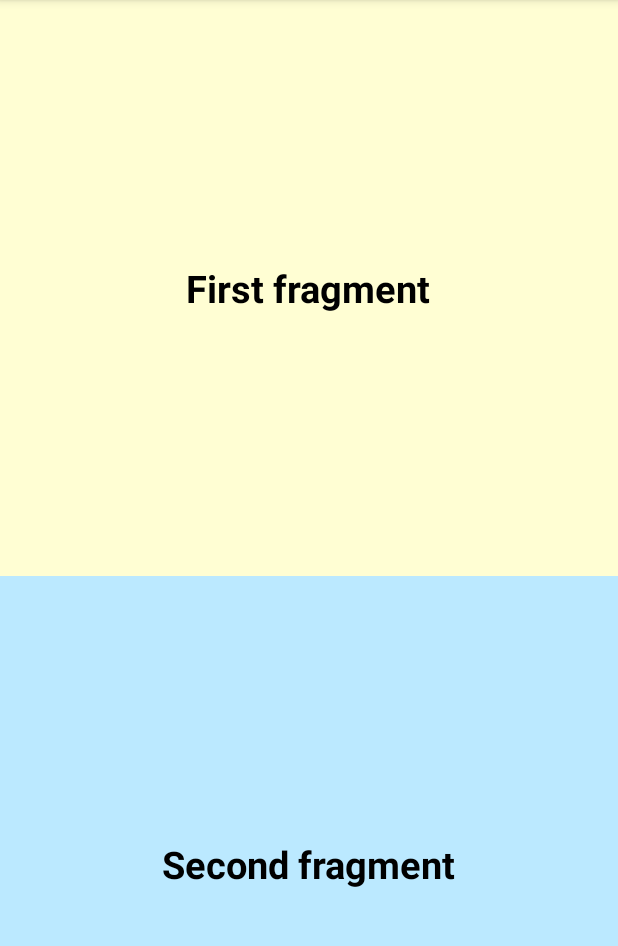
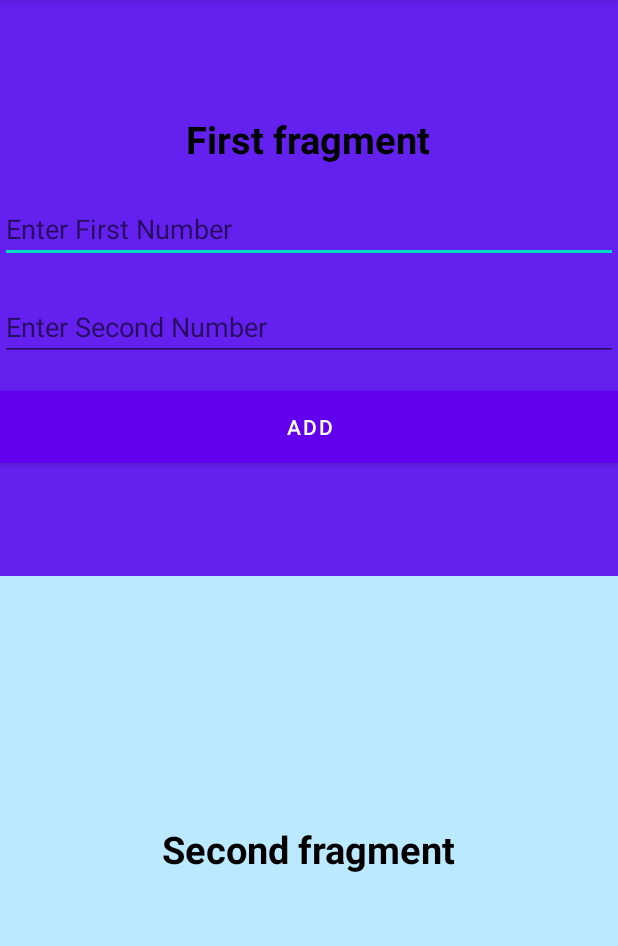
Before and after one commit to NirajXtha/college, an Android app: the screen it shows after launch (MainActivity), on a phone screen of 412 x 824 dp, the part 84-1030 px from its top. Run offline under Robolectric (Android 15) with nearby library versions, the light colour scheme and no system bars.

Commit message:
added input tags, button and snackbar to show the result

```diff
--- a/Unit5/app/src/main/java/com/example/unit5/FirstFragment.java
+++ b/Unit5/app/src/main/java/com/example/unit5/FirstFragment.java
@@ -7,12 +7,33 @@ import androidx.fragment.app.Fragment;
 import android.view.LayoutInflater;
 import android.view.View;
 import android.view.ViewGroup;
+import android.widget.Button;
+import android.widget.EditText;
+import android.widget.TextView;
+
+import com.google.android.material.snackbar.Snackbar;
 
 public class FirstFragment extends Fragment {
     @Override
     public View onCreateView(LayoutInflater inflater, ViewGroup container,
                              Bundle savedInstanceState) {
         // Inflate the layout for this fragment
-        return inflater.inflate(R.layout.fragment_first, container, false);
+        View view = inflater.inflate(R.layout.fragment_first, container, false);
+
+        EditText firstNum = view.findViewById(R.id.firstNum);
+        EditText secondNum = view.findViewById(R.id.secondNum);
+        Button calculate = view.findViewById(R.id.addBtn);
+
+        calculate.setOnClickListener(new View.OnClickListener() {
+            @Override
+            public void onClick(View v) {
+                double num1 = Double.parseDouble(firstNum.getText().toString());
+                double num2 = Double.parseDouble(secondNum.getText().toString());
+                double result = num1 + num2;
+                Snackbar.make(v,"The final value is: " + result,Snackbar.LENGTH_SHORT).show();
+            }
+        });
+
+        return view;
     }
 }
--- a/Unit5/app/src/main/res/layout/fragment_first.xml
+++ b/Unit5/app/src/main/res/layout/fragment_first.xml
@@ -4,13 +4,14 @@
     android:layout_width="match_parent"
     android:layout_height="match_parent"
     tools:context=".FirstFragment"
-    android:background="#FFFED3"
+    android:background="#6320EE"
     android:layout_gravity="center">
 
     <LinearLayout
         android:layout_width="match_parent"
         android:layout_height="match_parent"
         android:gravity="center"
+        android:orientation="vertical"
         tools:ignore="UselessParent">
         <TextView
             android:layout_width="wrap_content"
@@ -19,5 +20,31 @@
             android:textSize="25sp"
             android:textStyle="bold"
             android:textColor="@color/black"/>
+        <EditText
+            android:layout_width="match_parent"
+            android:layout_height="wrap_content"
+            android:id="@+id/firstNum"
+            android:hint="Enter First Number"
+            android:layout_marginTop="20dp"
+            android:inputType="number"
+            android:textColor="@color/black"
+            />
+        <EditText
+            android:layout_width="match_parent"
+            android:layout_height="wrap_content"
+            android:id="@+id/secondNum"
+            android:hint="Enter Second Number"
+            android:inputType="number"
+            android:layout_marginTop="20dp"
+            android:textColor="@color/black"
+            />
+        <Button
+            android:layout_width="match_parent"
+            android:layout_height="wrap_content"
+            android:id="@+id/addBtn"
+            android:text="Add"
+            android:layout_marginTop="20dp"
+            android:background="@color/purple_500"
+            />
     </LinearLayout>
 </FrameLayout>
--- a/Unit5/app/src/main/res/layout/fragment_second.xml
+++ b/Unit5/app/src/main/res/layout/fragment_second.xml
@@ -11,6 +11,7 @@
         android:layout_width="match_parent"
         android:layout_height="match_parent"
         android:gravity="center"
+        android:orientation="vertical"
         tools:ignore="UselessParent">
         <TextView
             android:layout_width="wrap_content"
@@ -20,6 +21,13 @@
             android:textStyle="bold"
             android:textColor="@color/black"
         />
+        <TextView
+            android:layout_width="match_parent"
+            android:layout_height="wrap_content"
+            android:id="@+id/resultTv"
+            android:textAlignment="center"
+            android:textStyle="bold"
+            />
     </LinearLayout>
 
 </FrameLayout>
```
